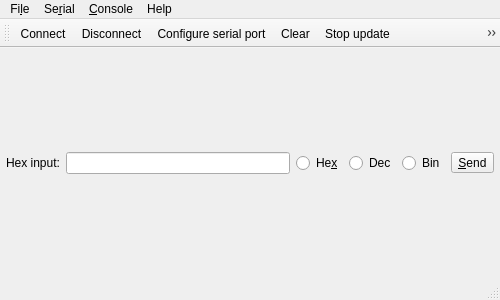
The window that mainwindow.ui (ivanovp/iserterm) describes before a commit, drawn with Qt 5.
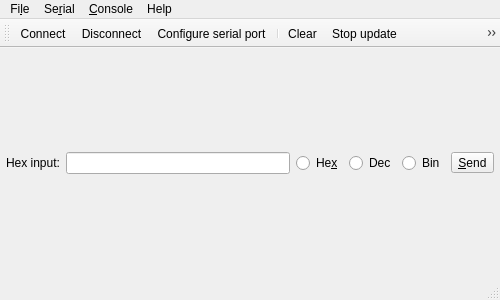
The same window after the commit. Icons and pictures are not drawn.

Commit message: Hexadecimal view was improved.

The edit to the form file:
```diff
--- a/mainwindow.ui
+++ b/mainwindow.ui
@@ -166,6 +166,7 @@
    <addaction name="actionConnect"/>
    <addaction name="actionDisconnect"/>
    <addaction name="actionConfigure"/>
+   <addaction name="separator"/>
    <addaction name="actionClear"/>
    <addaction name="actionStop_update"/>
    <addaction name="actionViewSendInput"/>
@@ -337,7 +338,7 @@
      <normaloff>:/images/hex-view-24.png</normaloff>:/images/hex-view-24.png</iconset>
    </property>
    <property name="text">
-    <string>Hexadecimal view</string>
+    <string>Hexadecimal &amp;view</string>
    </property>
   </action>
   <action name="actionConfigure_console">
```
The commit also changes 6 other files.
